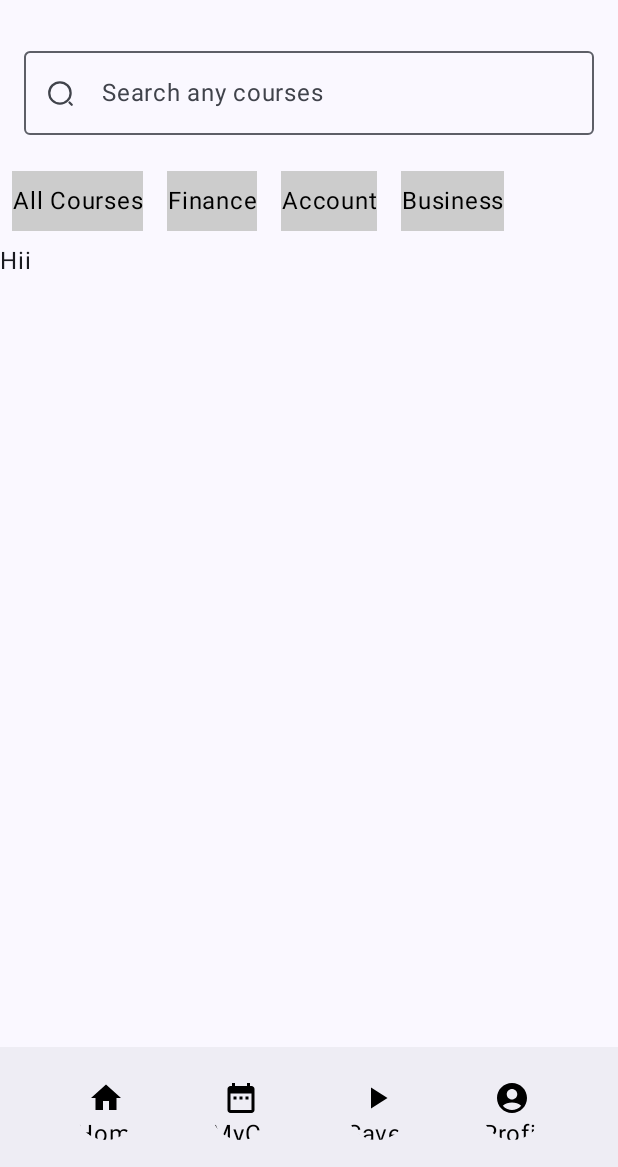
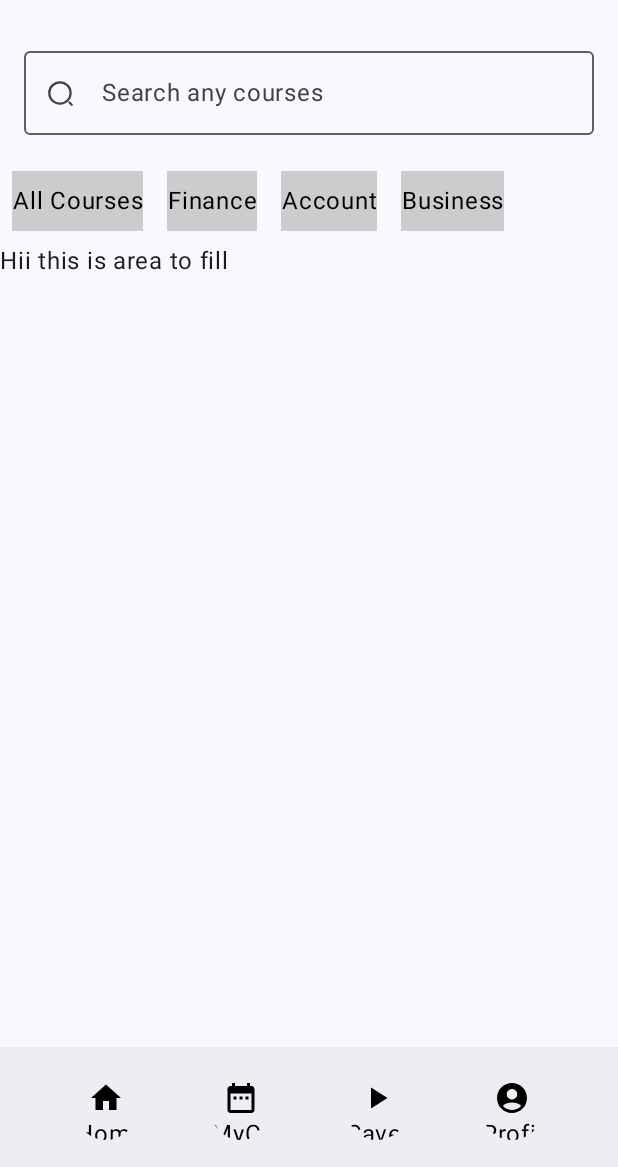
Before and after one commit to Aman-pandey07/Financial_Litracy_App, an Android app built with Jetpack Compose: the HomeScreen screen opened through its navigation route, on a phone screen of 412 x 824 dp, the part 69-1236 px from its top. Run offline under Robolectric (Android 15) with nearby library versions, the phone set to English and light mode, and no system bars.

Commit message:
Home Screen kaam Chalu

```diff
--- a/app/src/main/java/com/aman/financial_litracy_app/homescreen/HomeScreen.kt
+++ b/app/src/main/java/com/aman/financial_litracy_app/homescreen/HomeScreen.kt
@@ -83,7 +83,7 @@ fun HomeScreen(){
 
 
 
-                Text(text = "Hii")
+                Text(text = "Hii this is area to fill")
             }
         },
 
```
